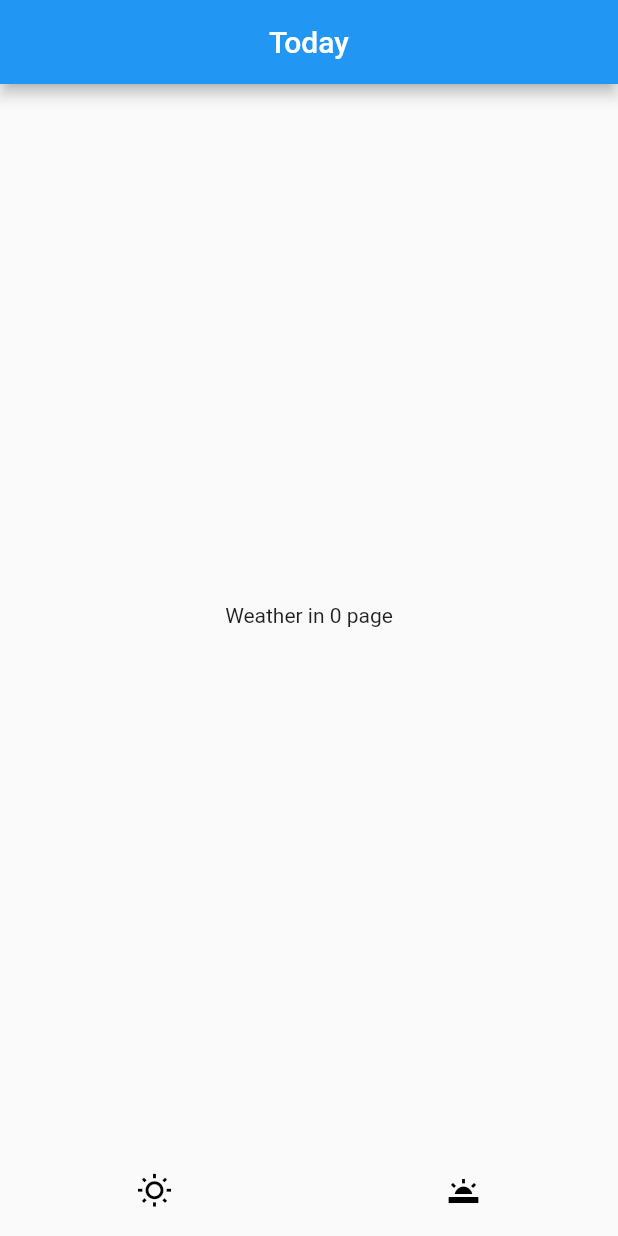
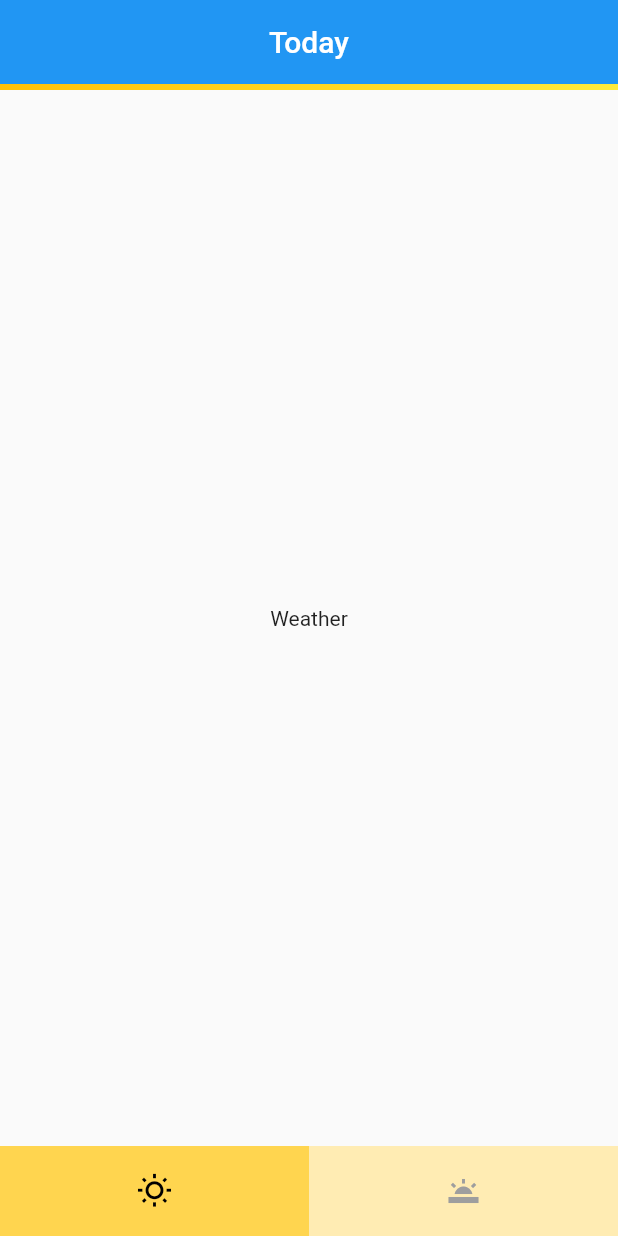
Before and after one commit to S-Elizaveta/weather_app, a Flutter app: the screen it shows after launch, on a phone screen of 412 x 824 dp. Run offline on Flutter 3.47's test engine with Material 2 defaults, Android fonts, the phone set to English and light mode, and no system bars.

Commit message:
Decorations in AppBar and BottomNavBar

```diff
--- a/lib/main.dart
+++ b/lib/main.dart
@@ -1,10 +1,10 @@
 import 'package:flutter/material.dart';
 
 void main() {
-  runApp(MyApp());
+  runApp(WeatherApp());
 }
 
-class MyApp extends StatelessWidget {
+class WeatherApp extends StatelessWidget {
   @override
   Widget build(BuildContext context) {
     return MaterialApp(
@@ -13,28 +13,43 @@ class MyApp extends StatelessWidget {
       theme: ThemeData(
         primaryColor: Colors.white,
       ),
-      home: MyHomePage(),
+      home: HomePage(),
     );
   }
 }
 
-class MyHomePage extends StatefulWidget {
-  MyHomePage({
+class HomePage extends StatefulWidget {
+  HomePage({
     Key? key,
   }) : super(key: key);
 
   @override
-  _MyHomePageState createState() => _MyHomePageState();
+  _HomePageState createState() => _HomePageState();
 }
 
-class _MyHomePageState extends State<MyHomePage> {
-  int selectIndex = 0;
-
+class _HomePageState extends State<HomePage> {
+  //int _selectItem = 0;
   @override
   Widget build(BuildContext context) {
     return Scaffold(
       appBar: AppBar(
         centerTitle: true,
+        elevation: 0,
+        bottom: PreferredSize(
+          child: Container(
+            decoration: BoxDecoration(
+            gradient: LinearGradient(
+              begin: Alignment.bottomLeft,
+              end: Alignment.topRight,
+              colors: [
+                Colors.amber,
+                Colors.yellow,
+              ],
+            )
+          ),
+            height: 4.0,
+      ),
+      preferredSize: Size.fromHeight(4.0)),
         title: Text('Today'),
       ),
       body: Center(
@@ -42,41 +57,62 @@ class _MyHomePageState extends State<MyHomePage> {
           mainAxisAlignment: MainAxisAlignment.center,
           children: <Widget>[
             Text(
-              'Weather in $selectIndex page',
+              'Weather',
             ),
           ],
         ),
       ),
-      bottomNavigationBar: NavBar(),
+      bottomNavigationBar: NavBar(
+      ),
     );
   }
 }
 
 class NavBar extends StatefulWidget {
-  const NavBar({Key? key}) : super(key: key);
+  final int defaultIndex;
+
+  NavBar({
+    this.defaultIndex = 0,
+  });
 
   @override
   _NavBarState createState() => _NavBarState();
 }
 
 class _NavBarState extends State<NavBar> {
+  int _selectIndex = 0;
+
+  @override
+  void initState() {
+    super.initState();
+
+    _selectIndex = widget.defaultIndex;
+  }
+
   @override
   Widget build(BuildContext context) {
     return Row(children: [
-      buildNavBarItem(Icons.wb_sunny_outlined, 0),
-      buildNavBarItem(Icons.wb_twighlight, 1)
+      buildNavBarItem(Icons.wb_sunny_outlined, true, 0),
+      buildNavBarItem(Icons.wb_twighlight, false, 1)
     ]);
   }
 
-  Widget buildNavBarItem(IconData icon, int index) {
+  Widget buildNavBarItem(IconData icon, bool choosen, int index) {
     return GestureDetector(
-      onTap: () {},
+      onTap: () {
+        setState(() {
+          _selectIndex = index;
+        });
+      },
       child: Container(
         height: 60,
         width: MediaQuery.of(context).size.width / 2,
+        decoration: BoxDecoration(
+          color: index == _selectIndex ? Colors.amber[300] : Colors.amber[100],
+        ),
         child: Icon(
           icon,
-          color: Colors.black,
+          color: index == _selectIndex ? Colors.black : Colors.grey,
         ),
       ),
     );
```
Also changed, not shown: 1 other file.
